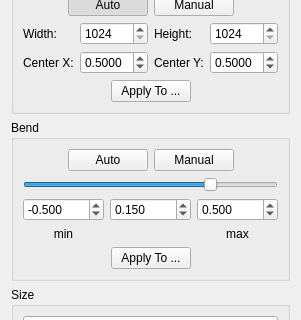
The window that src/core/filters/deskew/ui/DeskewOptionsWidget.ui (ImageProcessing-ElectronicPublications/scantailor-deviant) describes before a commit, drawn with Qt 5; both pictures show x 0 to 301 and y 556 to 876 of the 301 by 1188 pixel window.
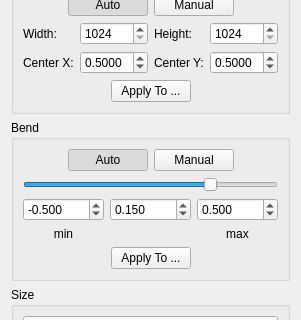
The same window after the commit. Icons and pictures are not drawn.

Commit message: deskew widget bendPanel: passive show options

Diff of the .ui file:
```diff
--- a/src/core/filters/deskew/ui/DeskewOptionsWidget.ui
+++ b/src/core/filters/deskew/ui/DeskewOptionsWidget.ui
@@ -799,6 +799,15 @@
           <property name="text">
            <string>Auto</string>
           </property>
+          <property name="checkable">
+           <bool>true</bool>
+          </property>
+          <property name="checked">
+           <bool>true</bool>
+          </property>
+          <property name="autoExclusive">
+           <bool>true</bool>
+          </property>
          </widget>
         </item>
         <item>
```
Left out of the diff: 6 changed lines with no effect on the pictures. The commit also changes 2 other files.
